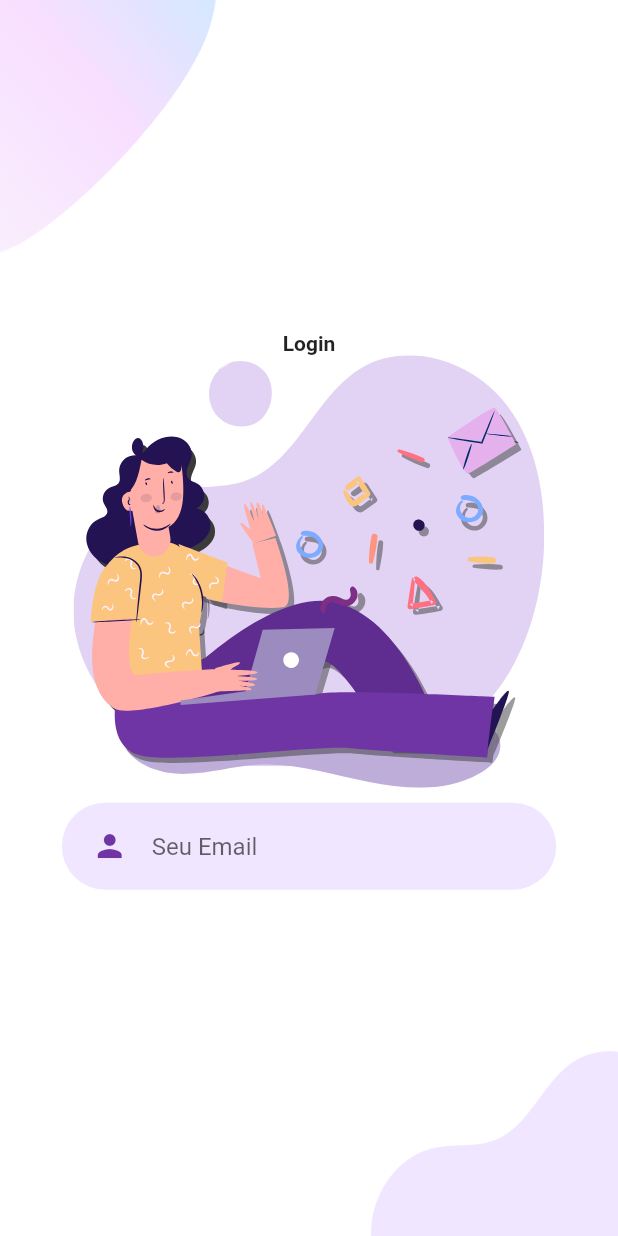
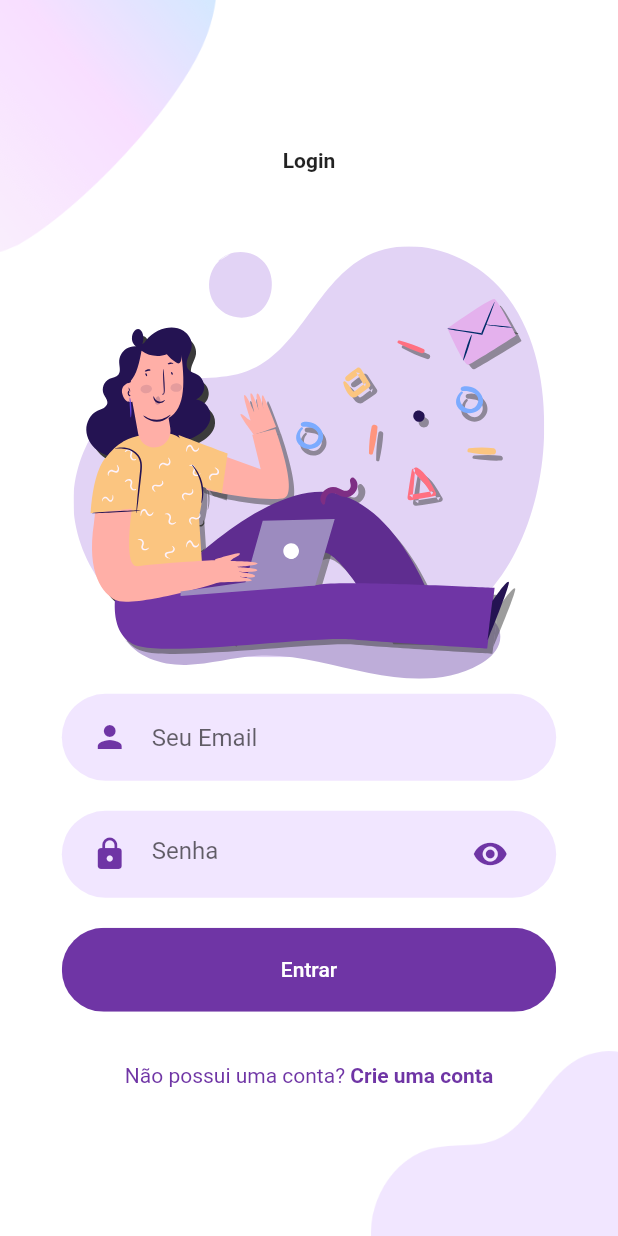
Before and after one commit to hpzynha/flutter_auth, a Flutter app: the screen it shows after launch, after a tap on "LOGIN", on a phone screen of 412 x 824 dp. Run offline on Flutter 3.47's test engine with Material 2 defaults, Android fonts, the phone set to English and light mode, and no system bars; our stand-ins replace flutter_svg.

Commit message:
Finish Login page

```diff
--- a/lib/Screens/welcome/Login/components/body.dart
+++ b/lib/Screens/welcome/Login/components/body.dart
@@ -1,11 +1,13 @@
 // ignore_for_file: prefer_const_constructors
 
 import 'package:flutter/material.dart';
-import 'package:flutter_auth/components/rounded_input_field.dart';
+import 'package:flutter_auth/components/already_have_an_account_check.dart';
+import 'package:flutter_auth/components/rounded_password_field.dart';
 import 'package:flutter_svg/flutter_svg.dart';
 
 import 'package:flutter_auth/Screens/welcome/Login/components/background.dart';
-import 'package:flutter_auth/constants.dart';
+import 'package:flutter_auth/components/rounded_button.dart';
+import 'package:flutter_auth/components/rounded_input_field.dart';
 
 class Body extends StatelessWidget {
   const Body({
@@ -23,6 +25,12 @@ class Body extends StatelessWidget {
             "Login",
             style: TextStyle(fontWeight: FontWeight.bold),
           ),
+          SizedBox(
+            height: size.height * 0.03,
+          ),
+          SizedBox(
+            height: size.height * 0.03,
+          ),
           SvgPicture.asset(
             "assets/icons/login.svg",
             height: size.height * 0.35,
@@ -31,6 +39,17 @@ class Body extends StatelessWidget {
             hintText: "Seu Email",
             onChanged: (value) {},
           ),
+          RoundedPasswordField(
+            onChanged: (value) {},
+          ),
+          RoundedButton(
+            text: "Entrar",
+            press: () {},
+          ),
+          SizedBox(
+            height: size.height * 0.03,
+          ),
+          AlreadyHaveAnAccountCheck(press: () {}),
         ],
       ),
     );
--- /dev/null
+++ b/lib/components/already_have_an_account_check.dart
@@ -0,0 +1,39 @@
+// ignore_for_file: prefer_const_constructors
+
+import 'package:flutter/material.dart';
+import 'package:flutter_auth/constants.dart';
+
+class AlreadyHaveAnAccountCheck extends StatelessWidget {
+  final bool login;
+  final VoidCallback press;
+  const AlreadyHaveAnAccountCheck({
+    Key? key,
+    this.login = true,
+    required this.press,
+  }) : super(key: key);
+
+  @override
+  Widget build(BuildContext context) {
+    return Row(
+      mainAxisAlignment: MainAxisAlignment.center,
+      children: <Widget>[
+        Text(
+          login ? "Não possui uma conta? " : "Já possui uma conta ?",
+          style: TextStyle(
+            color: kPrimaryColor,
+          ),
+        ),
+        GestureDetector(
+          onTap: press,
+          child: Text(
+            login ? "Crie uma conta" : "Entrar",
+            style: TextStyle(
+              color: kPrimaryColor,
+              fontWeight: FontWeight.bold,
+            ),
+          ),
+        ),
+      ],
+    );
+  }
+}
--- /dev/null
+++ b/lib/components/rounded_password_field.dart
@@ -0,0 +1,33 @@
+import 'package:flutter/material.dart';
+import 'package:flutter_auth/components/text_field_container.dart';
+import 'package:flutter_auth/constants.dart';
+
+class RoundedPasswordField extends StatelessWidget {
+  final ValueChanged<String> onChanged;
+  const RoundedPasswordField({
+    Key? key,
+    required this.onChanged,
+  }) : super(key: key);
+
+  @override
+  Widget build(BuildContext context) {
+    return TextFieldContainer(
+      child: TextField(
+        obscureText: true,
+        onChanged: onChanged,
+        decoration: InputDecoration(
+          hintText: "Senha",
+          icon: Icon(
+            Icons.lock,
+            color: kPrimaryColor,
+          ),
+          suffixIcon: Icon(
+            Icons.visibility,
+            color: kPrimaryColor,
+          ),
+          border: InputBorder.none,
+        ),
+      ),
+    );
+  }
+}
```
